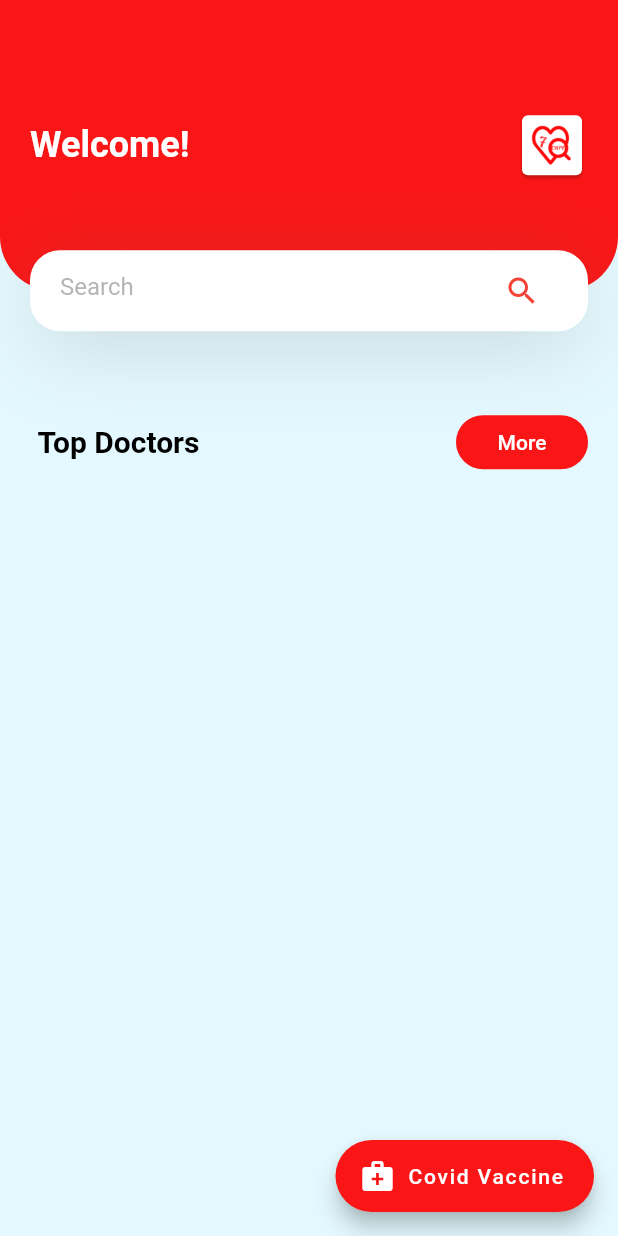
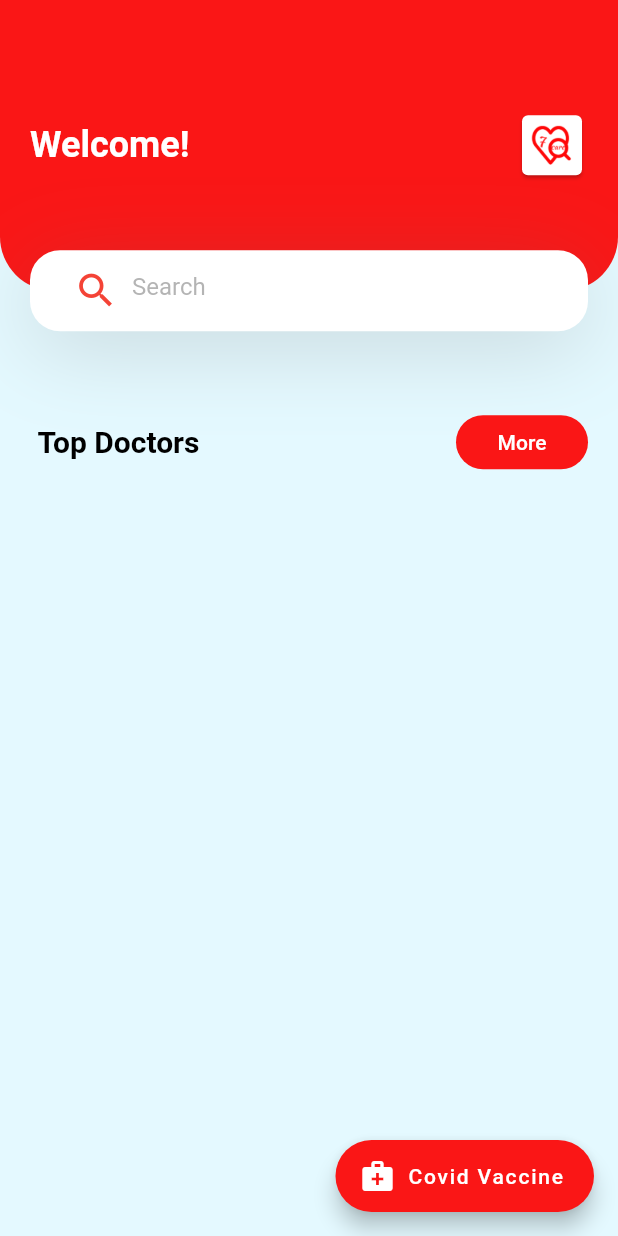
Before and after one commit to Abdalrahman-Bebars/7-care, a Flutter app: the screen it shows after launch, on a phone screen of 412 x 824 dp. Run offline on Flutter 3.47's test engine with Material 2 defaults, Android fonts, the phone set to English and light mode, and no system bars; our stand-ins replace cloud_firestore, firebase_core, get, hexcolor; accounts and stored records are empty.

Commit message:
added model and dummy search page

```diff
--- a/seven_care/lib/components/MyCard.dart
+++ b/seven_care/lib/components/MyCard.dart
@@ -3,7 +3,9 @@ import 'package:flutter/material.dart';
 
 class MyCard extends StatefulWidget {
   String content;
+
   MyCard({this.content = "-"});
+
   @override
   _MyCardState createState() => _MyCardState();
 }
@@ -17,7 +19,9 @@ class _MyCardState extends State<MyCard> {
         width: 100,
         child: Padding(
           padding: EdgeInsets.all(8.0),
-          child: Center(child: Text(widget.content),),
+          child: Center(
+            child: Text(widget.content),
+          ),
         ),
       ),
     );
--- a/seven_care/lib/components/body.dart
+++ b/seven_care/lib/components/body.dart
@@ -23,8 +23,6 @@ class Body extends StatelessWidget {
               child: TestData(),
             ),
           ),
-
-
         ],
       ),
     );
--- a/seven_care/lib/components/header_with_search_screen.dart
+++ b/seven_care/lib/components/header_with_search_screen.dart
@@ -1,21 +1,22 @@
-
 import 'package:flutter/cupertino.dart';
 import 'package:flutter/material.dart';
+import 'package:seven_care/Screens/search_result.dart';
 
 import '../constants.dart';
 
 class HeaderWithSearchBox extends StatelessWidget {
-  const HeaderWithSearchBox({
+  HeaderWithSearchBox({
     Key? key,
     required this.size,
   }) : super(key: key);
 
   final Size size;
+  final searching = TextEditingController();
 
   @override
   Widget build(BuildContext context) {
     return Container(
-      margin: EdgeInsets.only(bottom: kDefaultPadding*2.5),
+      margin: EdgeInsets.only(bottom: kDefaultPadding * 2.5),
       height: size.height * .2,
       child: Stack(
         children: [
@@ -23,7 +24,7 @@ class HeaderWithSearchBox extends StatelessWidget {
             padding: EdgeInsets.only(
               left: kDefaultPadding,
               right: kDefaultPadding,
-              bottom: 36+kDefaultPadding,
+              bottom: 36 + kDefaultPadding,
             ),
             height: size.height * .2 - 27,
             decoration: BoxDecoration(
@@ -38,25 +39,18 @@ class HeaderWithSearchBox extends StatelessWidget {
                 Text(
                   "Welcome!",
                   style: Theme.of(context).textTheme.headline5!.copyWith(
-                      color: Colors.white,fontWeight: FontWeight.bold
-                  ),
+                      color: Colors.white, fontWeight: FontWeight.bold),
                 ),
                 Spacer(),
                 Card(
-
-                    child:Container(
-                      decoration:BoxDecoration(shape: BoxShape.circle),
+                    child: Container(
+                  decoration: BoxDecoration(shape: BoxShape.circle),
                   height: 40,
                   width: 40,
                   child: Image.asset("assets/care.jpg"),
-
-                    )
-
-                ),
-
+                )),
               ],
             ),
-
           ),
           Positioned(
               bottom: 0,
@@ -70,19 +64,31 @@ class HeaderWithSearchBox extends StatelessWidget {
                 decoration: BoxDecoration(
                   color: Colors.white,
                   borderRadius: BorderRadius.circular(20),
-                  boxShadow: [BoxShadow(
-                    offset: Offset(0,10),
+                  boxShadow: [
+                    BoxShadow(
+                      offset: Offset(0, 10),
                       blurRadius: 50,
                       color: kTextColor.withOpacity(.23),
                     )
-                  ],) ,
+                  ],
+                ),
                 child: Row(
                   children: [
                     Expanded(
-                      child:
-                      TextField(
+                      child: TextField(
+                        controller: searching,
                         decoration: InputDecoration(
-                          suffixIcon: Icon(Icons.search,color: Colors.red,),
+                          prefixIcon: IconButton(
+                            color: Colors.red,
+                            icon: Icon(Icons.search),
+                            iconSize: 30.0,
+                            onPressed: () {
+                              Navigator.push(
+                                context,
+                                MaterialPageRoute(builder: (context) => SearchResult()),
+                              );
+                            },
+                          ),
                           hintText: "Search",
                           hintStyle: TextStyle(
                             color: kTextColor.withOpacity(.5),
@@ -92,11 +98,9 @@ class HeaderWithSearchBox extends StatelessWidget {
                         ),
                       ),
                     ),
-
                   ],
                 ),
-              )
-          )
+              ))
         ],
       ),
     );
--- a/seven_care/lib/constants.dart
+++ b/seven_care/lib/constants.dart
@@ -1,5 +1,4 @@
 import 'package:hexcolor/hexcolor.dart';
-import 'package:flutter/cupertino.dart';
 
 var kPrimaryColor = HexColor("#FA1616");
 var kTextColor = HexColor("#696969");
--- a/seven_care/pubspec.yaml
+++ b/seven_care/pubspec.yaml
@@ -26,6 +26,7 @@ dependencies:
   cloud_firestore: ^2.5.0
   firebase_core: ^1.5.0
   hexcolor: ^2.0.5
+  get: ^4.3.8
 
   cupertino_icons: ^1.0.2
 
```
Also changed, not shown: seven_care/lib/Screens/home_screen.dart (+2 -5 lines), seven_care/lib/Screens/search_result.dart (added, +75 -0 lines), seven_care/lib/components/TestDataWidget.dart (+5 -5 lines), seven_care/lib/components/TitleWithMoreButton.dart (+22 -12 lines), seven_care/lib/model/datacontroller.dart (added, +17 -0 lines), seven_care/pubspec.lock. Lines whose indentation alone changed are shown as unchanged.
